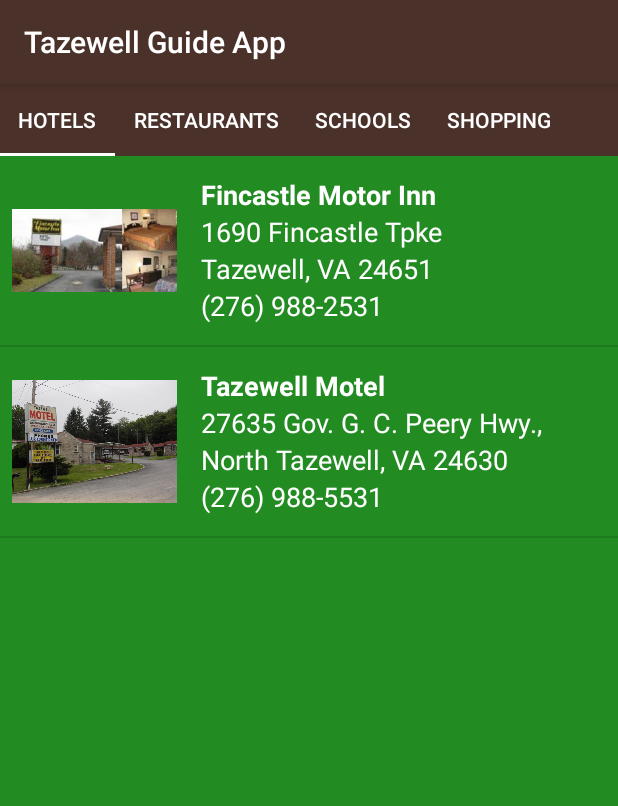
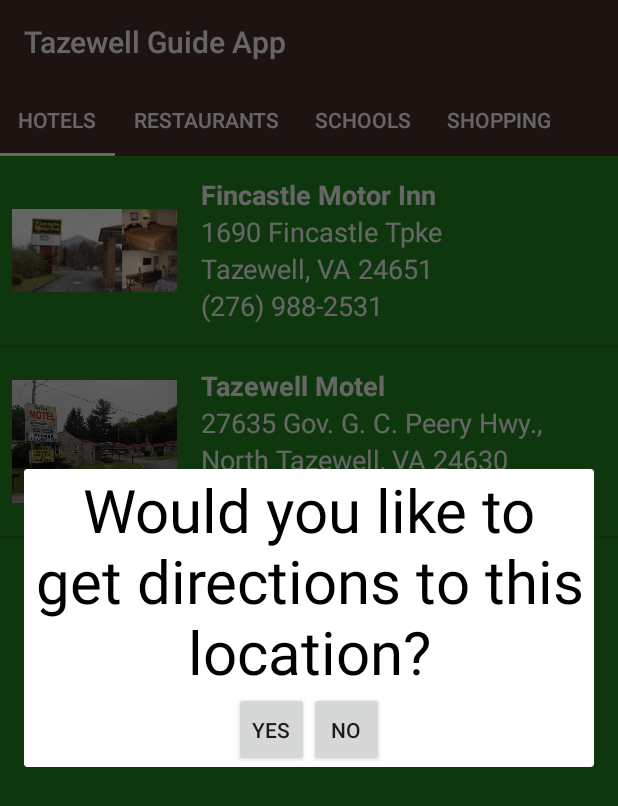
Before and after one commit to ytrkptl/tazewell-tour-guide, an Android app: the screen it shows after launch (MainActivity), after a tap on "Fincastle Motor Inn", on a phone screen of 412 x 824 dp. Shown: the top 806 px of the screen. Run offline under Robolectric (Android 15) with nearby library versions, the phone set to English and light mode, and no system bars.

Commit message:
added dialog_layout.xml

```diff
--- a/app/src/main/java/com/example/android/tourguideapp/HotelsFragment.java
+++ b/app/src/main/java/com/example/android/tourguideapp/HotelsFragment.java
@@ -1,6 +1,7 @@
 package com.example.android.tourguideapp;
 
 
+import android.app.Dialog;
 import android.content.Context;
 import android.content.Intent;
 import android.media.AudioManager;
@@ -11,6 +12,7 @@ import android.support.v4.app.Fragment;
 import android.view.LayoutInflater;
 import android.view.View;
 import android.view.ViewGroup;
+import android.view.Window;
 import android.widget.AdapterView;
 import android.widget.ListView;
 import android.widget.Toast;
@@ -19,6 +21,9 @@ import java.text.NumberFormat;
 import java.util.ArrayList;
 
 public class HotelsFragment extends Fragment {
+
+    Dialog showImageDialog;
+    Intent mapIntent;
 
     public HotelsFragment() {
         // Required empty public constructor
@@ -56,10 +61,15 @@ public class HotelsFragment extends Fragment {
                 Word word = words.get(position);
 
                 String addressToSend = word.getNameOfPlace() + " " + word.getStreetAddress() + " " + word.getTownAddress();
+                //Toast.makeText(getContext(), addressToSend, Toast.LENGTH_LONG).show();
                 Uri gmmIntentUri = Uri.parse("geo:0,0?q=" + addressToSend);
-                Intent mapIntent = new Intent(Intent.ACTION_VIEW, gmmIntentUri);
+                mapIntent = new Intent(Intent.ACTION_VIEW, gmmIntentUri);
                 mapIntent.setPackage("com.google.android.apps.maps");
-                startActivity(mapIntent);
+
+                showImageDialog = new Dialog(getContext());
+                showImageDialog.requestWindowFeature(Window.FEATURE_NO_TITLE);
+                showImageDialog.setContentView(R.layout.dialog_layout);
+                showImageDialog.show();
             }
         });
 
--- /dev/null
+++ b/app/src/main/res/layout/dialog_layout.xml
@@ -0,0 +1,40 @@
+<LinearLayout xmlns:android="http://schemas.android.com/apk/res/android"
+    xmlns:tools="http://schemas.android.com/tools"
+    android:id="@+id/dialog_layout_id"
+    android:layout_width="wrap_content"
+    android:layout_height="wrap_content"
+    android:layout_gravity="center"
+    android:gravity="center"
+    android:orientation="vertical">
+
+    <TextView
+        android:id="@+id/text_in_dialog"
+        android:layout_width="wrap_content"
+        android:layout_height="wrap_content"
+        android:adjustViewBounds="true"
+        android:text="@string/dialog_message"
+        android:textAlignment="center"
+        android:textColor="@color/colorBlack"
+        android:textSize="40sp" />
+
+    <LinearLayout
+        android:layout_width="wrap_content"
+        android:layout_height="wrap_content">
+
+        <Button
+            android:id="@+id/yes_dialog_button"
+            android:layout_width="50dp"
+            android:layout_height="50dp"
+            android:scaleType="fitCenter"
+            android:text="@string/button_yes_text"
+            tools:ignore="ButtonStyle" />
+
+        <Button
+            android:id="@+id/no_dialog_button"
+            android:layout_width="50dp"
+            android:layout_height="50dp"
+            android:scaleType="fitCenter"
+            android:text="@string/button_no_text"
+            tools:ignore="ButtonStyle" />
+    </LinearLayout>
+</LinearLayout>
```
